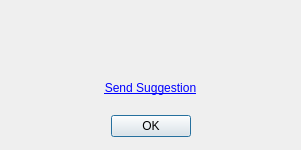
Above: VisualStatistics/AboutDialog.ui from kery/MacVisTat before the change. Below: the same form after it.
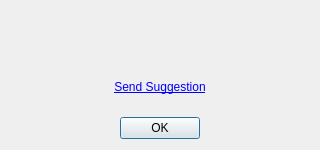
That is the form after the change.

Commit message: Use ResizeManager in AboutDialog, ProgressDialog, etc.

Patch:
```diff
--- a/VisualStatistics/AboutDialog.ui
+++ b/VisualStatistics/AboutDialog.ui
@@ -6,44 +6,16 @@
    <rect>
     <x>0</x>
     <y>0</y>
-    <width>301</width>
+    <width>320</width>
     <height>150</height>
    </rect>
   </property>
-  <property name="sizePolicy">
-   <sizepolicy hsizetype="Fixed" vsizetype="Fixed">
-    <horstretch>0</horstretch>
-    <verstretch>0</verstretch>
-   </sizepolicy>
-  </property>
   <property name="windowTitle">
    <string>About Visual Statistics</string>
   </property>
-  <widget class="QDialogButtonBox" name="buttonBox">
-   <property name="geometry">
-    <rect>
-     <x>110</x>
-     <y>110</y>
-     <width>81</width>
-     <height>32</height>
-    </rect>
-   </property>
-   <property name="orientation">
-    <enum>Qt::Horizontal</enum>
-   </property>
-   <property name="standardButtons">
-    <set>QDialogButtonBox::Ok</set>
-   </property>
-  </widget>
+  <layout class="QVBoxLayout" name="verticalLayout">
+   <item>
   <widget class="QLabel" name="label">
-   <property name="geometry">
-    <rect>
-     <x>20</x>
-     <y>30</y>
-     <width>271</width>
-     <height>31</height>
-    </rect>
-   </property>
    <property name="alignment">
     <set>Qt::AlignHCenter|Qt::AlignTop</set>
    </property>
@@ -51,15 +23,9 @@
     <bool>true</bool>
    </property>
   </widget>
+   </item>
+   <item>
   <widget class="QLabel" name="labelMailTo">
-   <property name="geometry">
-    <rect>
-     <x>10</x>
-     <y>80</y>
-     <width>281</width>
-     <height>16</height>
-    </rect>
-   </property>
    <property name="text">
     <string>&lt;a href=&quot;mailto:kery.wu@nokia-sbell.com?Subject=Visual%20Statistics%20Sugguestion&quot;&gt;Send Suggestion&lt;/a&gt;</string>
    </property>
@@ -67,6 +33,51 @@
     <set>Qt::AlignCenter</set>
    </property>
   </widget>
+   </item>
+   <item>
+    <layout class="QHBoxLayout" name="horizontalLayout">
+     <item>
+      <spacer name="horizontalSpacer">
+       <property name="orientation">
+        <enum>Qt::Horizontal</enum>
+       </property>
+       <property name="sizeHint" stdset="0">
+        <size>
+         <width>40</width>
+         <height>20</height>
+        </size>
+       </property>
+      </spacer>
+     </item>
+     <item>
+      <widget class="QDialogButtonBox" name="buttonBox">
+       <property name="orientation">
+        <enum>Qt::Horizontal</enum>
+       </property>
+       <property name="standardButtons">
+        <set>QDialogButtonBox::Ok</set>
+       </property>
+       <property name="centerButtons">
+        <bool>true</bool>
+       </property>
+      </widget>
+     </item>
+     <item>
+      <spacer name="horizontalSpacer_2">
+       <property name="orientation">
+        <enum>Qt::Horizontal</enum>
+       </property>
+       <property name="sizeHint" stdset="0">
+        <size>
+         <width>40</width>
+         <height>20</height>
+        </size>
+       </property>
+      </spacer>
+     </item>
+    </layout>
+   </item>
+  </layout>
  </widget>
  <resources/>
  <connections>
```
Lines whose indentation alone changed are shown as unchanged. The commit also changes 10 other files.
